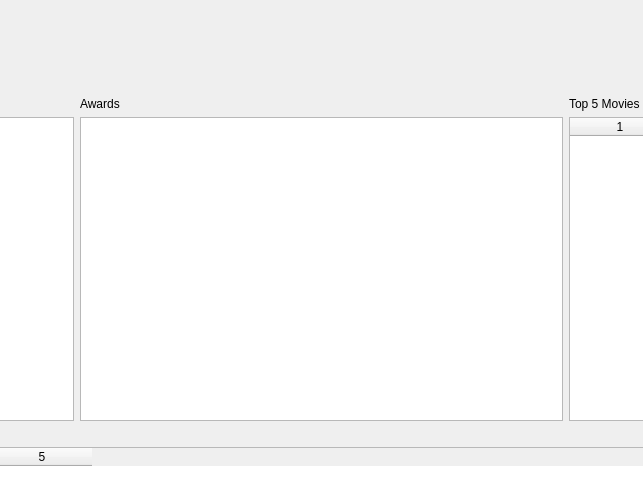
Qt form Layouts/detail.ui (snakept/imdb_software_actors) before a commit; both pictures show x 429 to 1072 and y 0 to 481 of the 1500 by 770 pixel window.
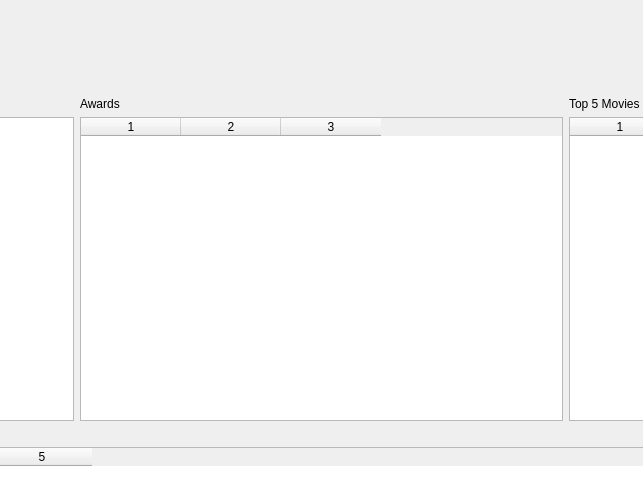
The same form after that commit.

Commit message: - added awards table - implemented little bubble sort algorithm for awards

```diff
--- a/Layouts/detail.ui
+++ b/Layouts/detail.ui
@@ -188,10 +188,16 @@
          </widget>
         </item>
         <item>
-         <widget class="QTextEdit" name="awardsText">
-          <property name="readOnly">
-           <bool>true</bool>
+         <widget class="QTableWidget" name="awardsTable">
+          <property name="editTriggers">
+           <set>QAbstractItemView::NoEditTriggers</set>
           </property>
+          <property name="columnCount">
+           <number>3</number>
+          </property>
+          <column/>
+          <column/>
+          <column/>
          </widget>
         </item>
        </layout>
```
The commit also changes 3 other files.
